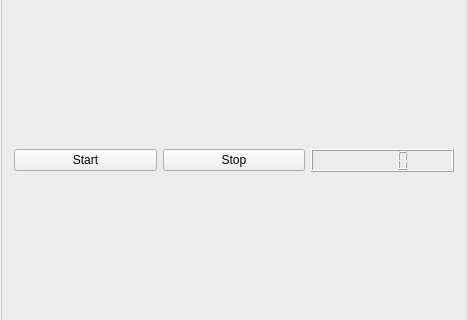
Brasserie-De-Toulbroch/druid, file src/app/temperature.ui: the form before one commit; both pictures show x 0 to 468 and y 142 to 462 of the 468 by 560 pixel window.
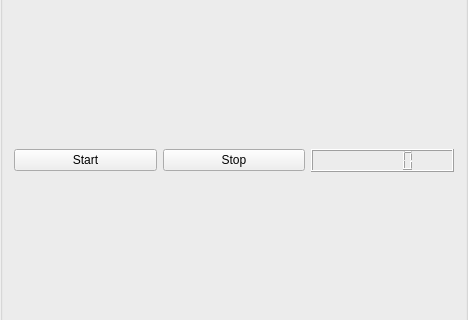
The form after the commit.

Commit message: More digits for temperature widget

```diff
--- a/src/app/temperature.ui
+++ b/src/app/temperature.ui
@@ -35,7 +35,11 @@
     </widget>
    </item>
    <item row="1" column="2">
-    <widget class="QLCDNumber" name="_lcd"/>
+    <widget class="QLCDNumber" name="_lcd">
+     <property name="numDigits">
+      <number>6</number>
+     </property>
+    </widget>
    </item>
    <item row="0" column="0" colspan="3">
     <layout class="QHBoxLayout" name="_top_layout"/>
```
